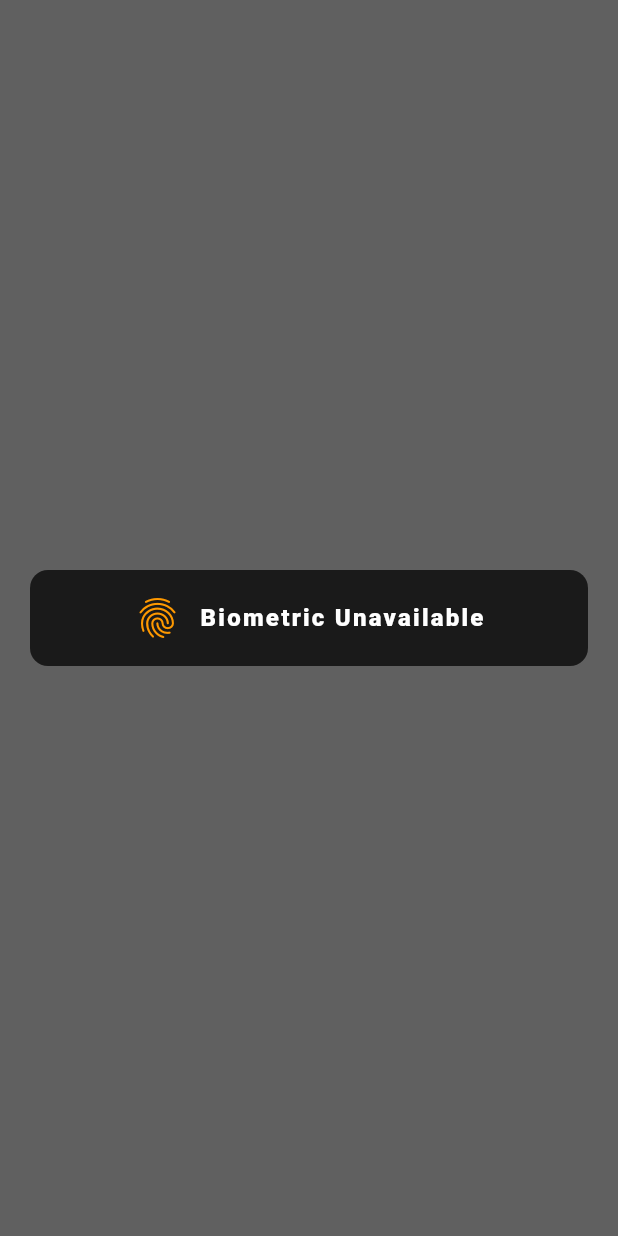
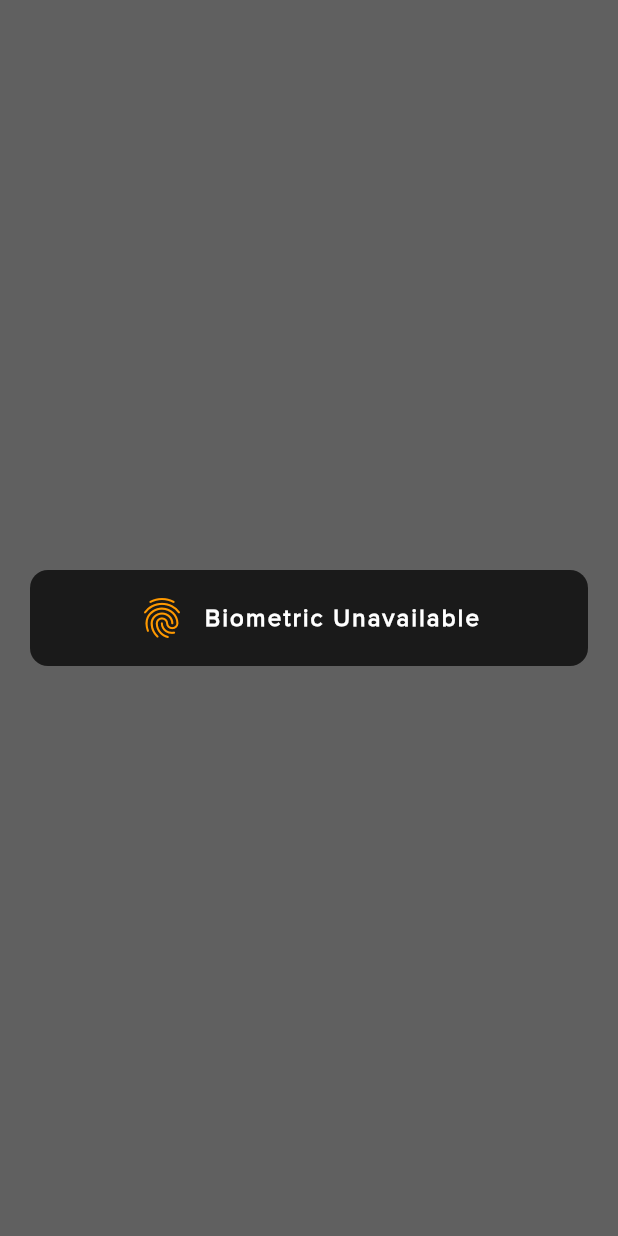
Before and after one commit to andyRamesy/posix, a Flutter app: the screen it shows after launch, on a phone screen of 412 x 824 dp. Run offline on Flutter 3.47's test engine with Material 3 defaults, Android fonts, the phone set to English and light mode, and no system bars; our stand-ins replace dartz, dio, flutter_bloc, flutter_svg, get_it, local_auth and 2 more; Roboto replaces fonts that are missing (Helvetica).

Commit message:
globalize font in apptheme

```diff
--- a/lib/core/configs/theme/app_theme.dart
+++ b/lib/core/configs/theme/app_theme.dart
@@ -2,6 +2,9 @@ import 'package:flutter/material.dart';
 import 'package:posix/core/configs/theme/app_color.dart';
 
 class AppTheme {
+  static const TextStyle _baseTextStyle = TextStyle(
+    fontFamily: "ProximaNova",
+  );
   static final appTheme = ThemeData(
     brightness: Brightness.dark,
     primaryColor: AppColors.primary,
@@ -14,21 +17,23 @@ class AppTheme {
       onBackground: AppColors.text,
       onSurface: AppColors.text,
     ),
-    textTheme: const TextTheme(
-      headlineLarge: TextStyle(
+    textTheme: TextTheme(
+      headlineLarge: _baseTextStyle.copyWith(
+        fontWeight: FontWeight.bold,
         fontSize: 24,
-        fontWeight: FontWeight.bold,
         color: AppColors.text,
       ),
-      bodyLarge: TextStyle(
-        fontFamily: "Helvetica",
+      bodyLarge: _baseTextStyle.copyWith(
         fontWeight: FontWeight.w900,
         letterSpacing: 1.5,
         fontSize: 16,
         color: AppColors.text,
       ),
-      labelLarge: TextStyle(
-          fontSize: 14, fontWeight: FontWeight.bold, color: AppColors.primary),
+      labelLarge: _baseTextStyle.copyWith(
+        fontSize: 14,
+        fontWeight: FontWeight.bold,
+        color: AppColors.primary,
+      )
     ),
     appBarTheme: const AppBarTheme(
       backgroundColor: AppColors.background,
```
Also changed, not shown: pubspec.yaml (+1 -10 lines).
